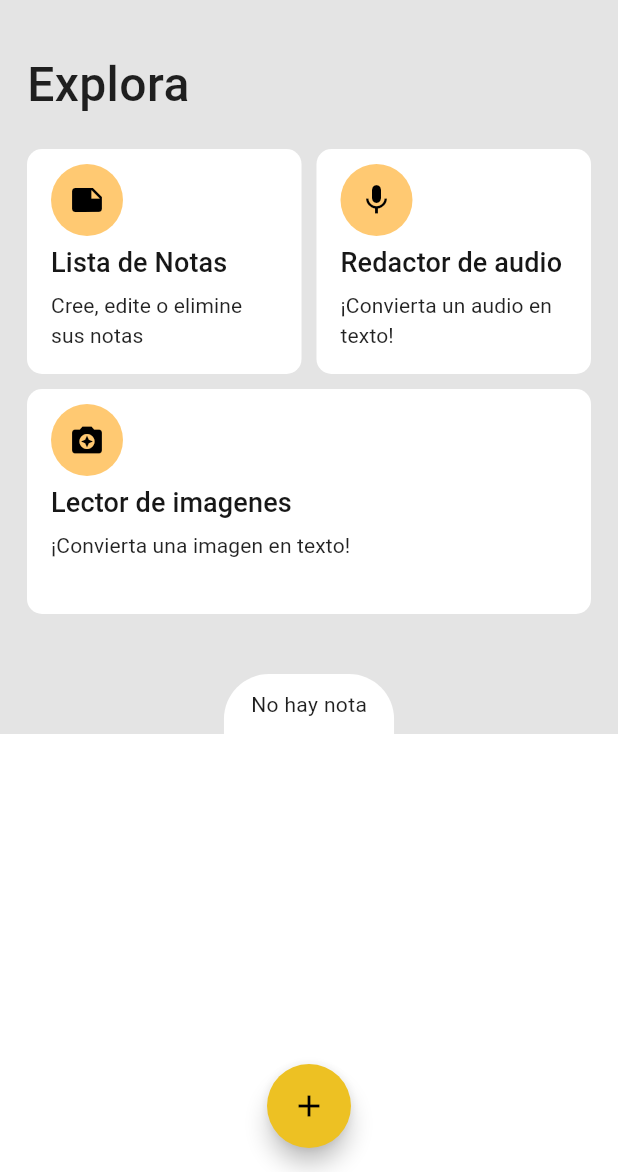
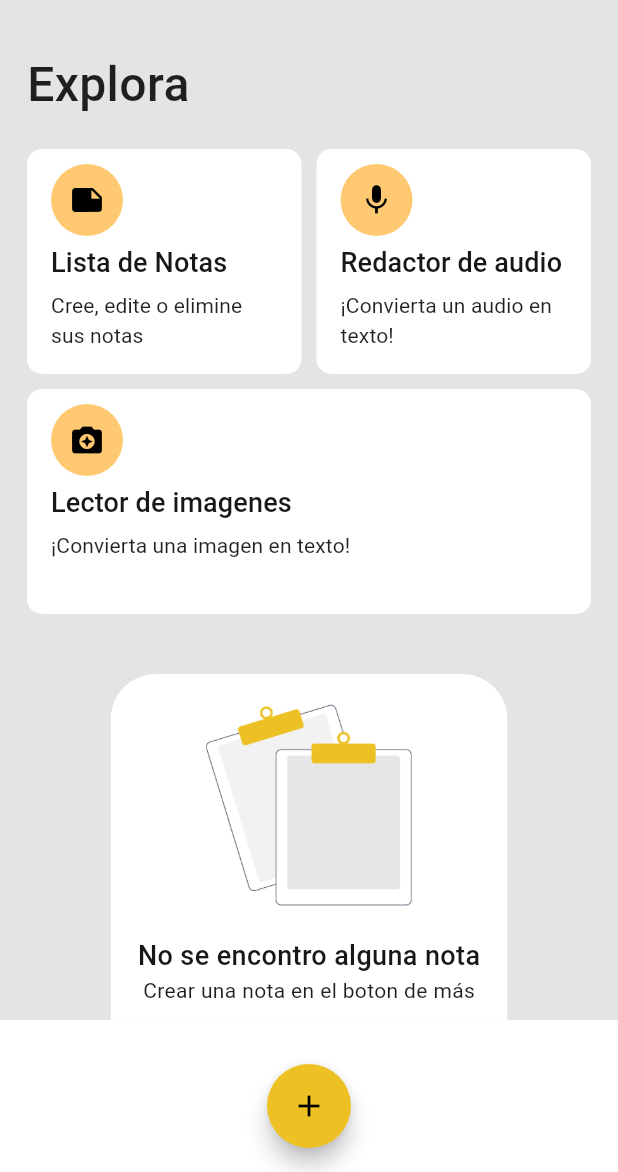
Before and after one commit to OsiNubis99/NoteApp-Frontend, a Flutter app: the HomeScreen screen opened by its route, on a phone screen of 412 x 824 dp, the part 64-1236 px from its top. Run offline on Flutter 3.47's test engine with Material 2 defaults, Android fonts, the phone set to English and light mode, and no system bars; our stand-ins replace dio, flutter_speed_dial, geolocator, image_cropper, image_picker, simple_gradient_text and 1 more; missing offline and left inert: google_mlkit_text_recognition, quill_html_editor; network calls fail.

Commit message:
Note Not Found Widget

```diff
--- a/lib/presentation/widgets/home/last_note.dart
+++ b/lib/presentation/widgets/home/last_note.dart
@@ -31,14 +31,41 @@ class LastNoteWidget extends StatelessWidget {
       child: Padding(
         padding:  const EdgeInsets.symmetric(horizontal: 18,vertical: 10),
         child: Column(
+          mainAxisSize: MainAxisSize.min,
           children: [
 
             (countNote != 0) ?
-           FindedLastNote(note: noteProvider.notes[0]) : const Text('No hay nota')
+           FindedLastNote(note: noteProvider.notes[0]) : const NoteNotFound()
 
           ],
         ),
       ),
+    );
+  }
+}
+
+class NoteNotFound extends StatelessWidget {
+  const NoteNotFound({
+    super.key,
+  });
+
+  @override
+  Widget build(BuildContext context) {
+    return Column(
+      mainAxisSize: MainAxisSize.min,
+      children:  [
+        const SizedBox(height: 10),
+         //Imagen Nombre App
+          Image.asset("assets/note-empty.png",
+                  width: 140,
+                  fit: BoxFit.cover,
+                ),
+
+        const SizedBox(height: 20),
+        const Text('No se encontro alguna nota', style:  TextStyle(fontWeight: FontWeight.w500,fontSize: 18,color: Color.fromARGB(255, 23, 23, 23))),
+        const Text('Crear una nota en el boton de más'),
+
+      ],
     );
   }
 }
```
Also changed, not shown: assets/note-empty.png (added).
